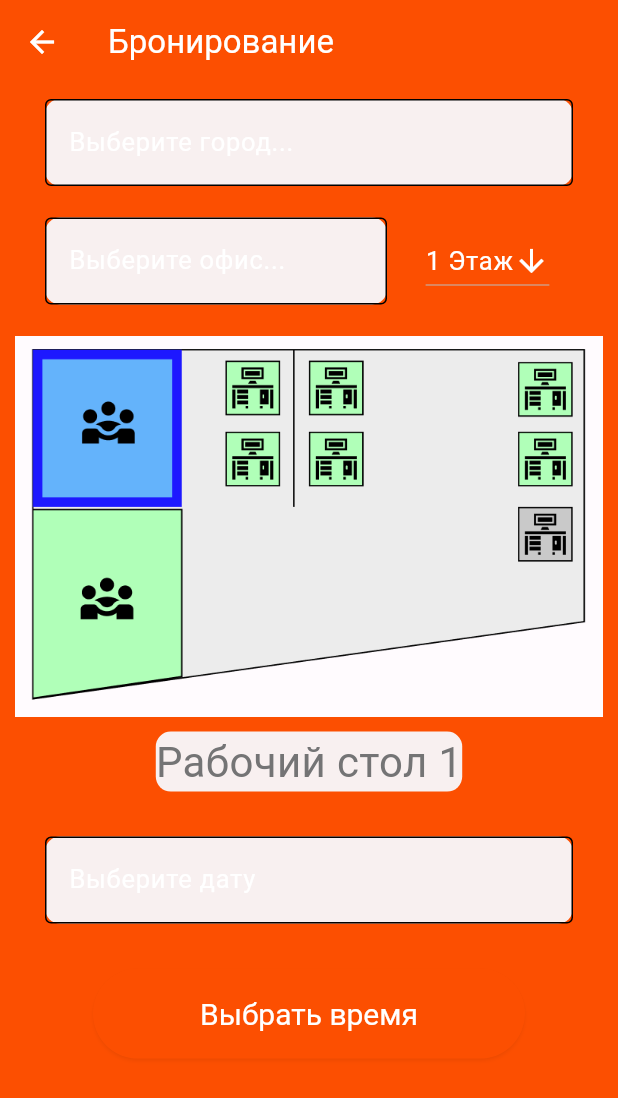
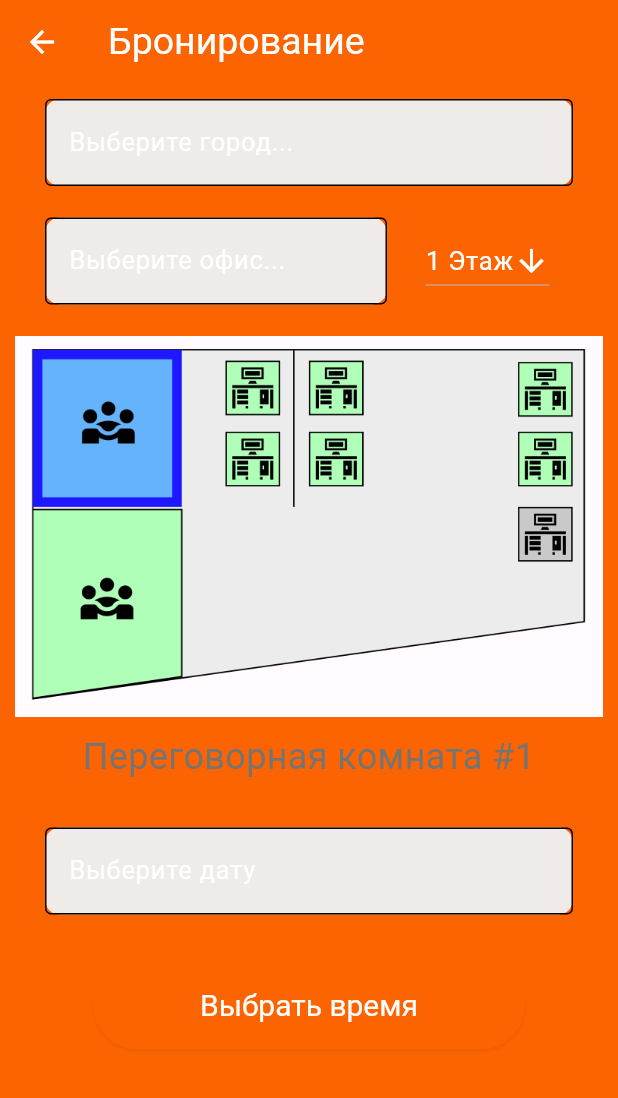
Before and after one commit to Nezerbrood/atb_booking, a Flutter app: the BookingScreen screen opened directly, after a tap on the "add" icon, on a phone screen of 412 x 824 dp. Shown: the top 1098 px of the screen. Run offline on Flutter 3.47's test engine with Material 2 defaults, Android fonts, the phone set to English and light mode, and no system bars; our stand-ins replace syncfusion_flutter_sliders; missing offline and left inert: syncfusion_flutter_core; network calls fail.

Commit message:
Styles refactoring
See merge request plugin-fall/team1/atb-booking-front!5

```diff
--- a/lib/app_func/app_in.dart
+++ b/lib/app_func/app_in.dart
@@ -23,7 +23,7 @@ class Application extends StatelessWidget {
         '/home':(context) => const Home(),
       },
       //Наше наполнение приложения - основаня страница с навигацией.
-      initialRoute: '/auth',
+      initialRoute: '/home',
     );
   }
 }
--- a/lib/constants/styles.dart
+++ b/lib/constants/styles.dart
@@ -3,19 +3,28 @@ import 'package:flutter/material.dart';
 var appThemeData = ThemeData(
     visualDensity: VisualDensity.adaptivePlatformDensity,
     floatingActionButtonTheme: FloatingActionButtonThemeData(
-      backgroundColor: Color.fromARGB(255, 252, 79, 1),
+      backgroundColor: Color.fromARGB(255, 252, 100, 1),
 
     ),
     elevatedButtonTheme: ElevatedButtonThemeData(
       style: ButtonStyle(
         textStyle: MaterialStatePropertyAll(TextStyle(
           fontSize: 21,
-          color: Color.fromARGB(255, 0, 0, 255),
+          color: Color.fromARGB(255, 252, 100, 1),
         )),
       ),
     ),
+    checkboxTheme: CheckboxThemeData(
+      fillColor: MaterialStateProperty.resolveWith((states) {
+        // If the button is pressed, return size 40, otherwise 20
+        if (states.contains(MaterialState.pressed)) {
+          return Color.fromARGB(255, 252, 100, 1);
+        }
+        return Color.fromARGB(255, 252, 100, 1);
+      }),
+    ),
     buttonTheme: const ButtonThemeData(
-      buttonColor: Color.fromARGB(255, 252, 79, 1), //  <-- dark color
+      buttonColor: Color.fromARGB(255, 252, 100, 1), //  <-- dark color
       textTheme:
           ButtonTextTheme.accent, //  <-- this auto selects the right color
     ),
@@ -23,7 +32,7 @@ var appThemeData = ThemeData(
       shadowColor: Colors.black,
       color: Colors.white,
     ),
-    primaryColor: const Color.fromARGB(255, 252, 79, 1),
+    primaryColor: const Color.fromARGB(255, 252, 100, 1),
     backgroundColor: Colors.white,
     useMaterial3: true,
     textTheme: const TextTheme(
@@ -43,7 +52,7 @@ var appThemeData = ThemeData(
       headlineSmall:
           TextStyle(fontSize: 24, color: Color.fromARGB(255, 116, 116, 117)),
 
-      titleLarge: TextStyle(fontSize: 22),
+      titleLarge: TextStyle(fontSize: 25),
       titleMedium: TextStyle(fontSize: 17),
       titleSmall:
           TextStyle(fontSize: 15, color: Color.fromARGB(255, 116, 116, 117)),
@@ -74,16 +83,19 @@ var appThemeData = ThemeData(
       // Text("Lorem Ипсум",style: appThemeData.textTheme.bodySmall,),
     ),
     colorScheme: const ColorScheme(
+
       shadow: Colors.black26,
-      primary: Color.fromARGB(255, 248, 240, 240),
-      secondary: Color.fromARGB(255, 248, 240, 240),
+      primary: Color.fromARGB(255, 252, 100, 1),
+      secondary: Color.fromARGB(255, 252, 100, 1),
       brightness: Brightness.light,
       onPrimary: Colors.white,
-      onSecondary: Color.fromARGB(255, 252, 79, 1),
+      onSecondary: Color.fromARGB(255, 252, 100, 1),
       background: Colors.white,
       error: Colors.red,
       onError: Colors.black,
       onBackground: Colors.black,
-      surface: Color.fromARGB(255, 252, 79, 1),
-      onSurface: Colors.white,)
+      surface: Color.fromARGB(255, 252, 100, 1),
+      onSurface: Colors.white,
+      tertiary: Color.fromARGB(255, 239, 235, 233)
+    )
     );
--- a/lib/user_interface/booking/booking_card_widget.dart
+++ b/lib/user_interface/booking/booking_card_widget.dart
@@ -1,4 +1,4 @@
-
+import 'package:atb_booking/constants/styles.dart';
 import 'package:flutter/material.dart';
 import 'package:intl/intl.dart';
 
@@ -12,35 +12,50 @@ class BookingCard implements BookingListItem {
   final DateTimeRange dateTimeRange;
   final String placeName;
   final String asset;
+  final String image;
   bool trailing = true;
 
-  BookingCard(this.dateTimeRange, this.placeName, this.asset,
+  BookingCard(this.dateTimeRange, this.placeName, this.asset, this.image,
       {this.trailing = true});
 
   @override
   Widget buildCard(BuildContext context) {
     return Center(
         child: Card(
+            clipBehavior: Clip.antiAliasWithSaveLayer,
             elevation: 1,
             shape: RoundedRectangleBorder(
                 side: const BorderSide(
                     width: 0.3, color: Color.fromARGB(255, 200, 194, 207)),
                 borderRadius: BorderRadius.circular(12.0)),
             color: Colors.white,
-            child: ListTile(
-              leading: Padding(
-                padding: const EdgeInsets.all(8.0),
-                child: Image(
-                  image: AssetImage(asset),
+            child: Row(
+              children: [
+                Expanded(
+                  child: ListTile(
+                    title: Text(
+                      placeName,
+                      style: appThemeData.textTheme.titleLarge,
+                    ),
+                    subtitle: Text(
+                      'c ' +
+                          DateFormat('hh:mm').format(dateTimeRange.start) +
+                          " до " +
+                          DateFormat('hh:mm').format(dateTimeRange.end) +
+                          '\n' +
+                          DateFormat.yMMMMd("ru_RU")
+                              .format(dateTimeRange.start),
+                      style: appThemeData.textTheme.titleMedium,
+                    ),
+                    //trailing: trailing ? Icon(Icons.cancel, color: Colors.black) : null,
+                  ),
                 ),
-              ),
-              title: Text(placeName),
-              subtitle: Text(DateFormat('hh:mm').format(dateTimeRange.start) +
-                  " - " +
-                  DateFormat('hh:mm').format(dateTimeRange.end) +
-                  ' ' +
-                  DateFormat('dd:MM:yyyy').format(dateTimeRange.start)),
-              //trailing: trailing ? Icon(Icons.cancel, color: Colors.black) : null,
+                Image.asset("assets/workplace.png",
+                    alignment: Alignment.center,
+                    width: 120,
+                    height: 120,
+                    fit: BoxFit.fill)
+              ],
             )));
   }
 
--- a/lib/user_interface/booking/booking_list_screen.dart
+++ b/lib/user_interface/booking/booking_list_screen.dart
@@ -49,6 +49,16 @@ class _BookingScreenState extends State<BookingScreen> {
           end: DateTime.utc(2229, 7, 20, 20, 18, 04)),
       workspace: workspace,
       level: 1,
+    ),
+    Booking(
+      id: 1,
+      cityAddress: "Владивосток",
+      officeAddress: "Ул пушкина, дом колотушкина",
+      dateTimeRange: DateTimeRange(
+          start: DateTime.now().add(Duration(days: 31)),
+          end: DateTime.utc(2229, 7, 20, 20, 18, 04)),
+      workspace: workspace,
+      level: 1,
     )
   ];
   List<BookingListItem> items = [];
@@ -63,22 +73,22 @@ class _BookingScreenState extends State<BookingScreen> {
           !todayItemIsAdd) {
         items.add(ListTitle("Сегодня"));
         items.add(BookingCard(bookingList[i].dateTimeRange,
-            bookingList[i].workspace.name, "assets/workplacelogo.png"));
+            bookingList[i].workspace.name, "assets/workplacelogo.png","assets/workplace.png"));
         todayItemIsAdd = true;
       } else if (bookingList[i].dateTimeRange.start.day ==
               DateTime.now().day + 1 &&
           !tomorrowIsAdd) {
         items.add(ListTitle("Завтра"));
         items.add(BookingCard(bookingList[i].dateTimeRange,
-            bookingList[i].workspace.name, "assets/workplacelogo.png"));
+            bookingList[i].workspace.name, "assets/workplacelogo.png","assets/workplace.png"));
         tomorrowIsAdd = true;
       } else if (bookingList[i].dateTimeRange.start.day ==
           DateTime.now().day + 1) {
         items.add(BookingCard(bookingList[i].dateTimeRange,
-            bookingList[i].workspace.name, "assets/workplacelogo.png"));
+            bookingList[i].workspace.name, "assets/workplacelogo.png","assets/workplace.png"));
       } else {
         items.add(BookingCard(bookingList[i].dateTimeRange,
-            bookingList[i].workspace.name, "assets/workplacelogo.png"));
+            bookingList[i].workspace.name, "assets/workplacelogo.png","assets/workplace.png"));
       }
       if (bookingList[i].dateTimeRange.start.day != DateTime.now().day &&
           tomorrowEnd == false) {
@@ -89,7 +99,7 @@ class _BookingScreenState extends State<BookingScreen> {
             .capitalize()));
       } else {
         items.add(BookingCard(bookingList[i].dateTimeRange,
-            bookingList[i].workspace.name, "assets/workplacelogo.png"));
+            bookingList[i].workspace.name, "assets/workplacelogo.png","assets/workplace.png"));
       }
     }
     super.initState();
@@ -102,7 +112,7 @@ class _BookingScreenState extends State<BookingScreen> {
       appBar: AppBar(
         title: Center(
             child: Text(
-          "ATB BOOKING",
+          "Мои брони",
           style: appThemeData.textTheme.displayLarge?.copyWith(
               fontSize: 34,
               fontWeight: FontWeight.w500,
--- a/lib/user_interface/booking/new_booking_screen.dart
+++ b/lib/user_interface/booking/new_booking_screen.dart
@@ -1,17 +1,19 @@
 import 'package:atb_booking/data/dataclasses/office.dart';
+import 'package:atb_booking/user_interface/widgets/elevated_button.dart';
+import 'package:atb_booking/user_interface/widgets/text_field.dart';
 import 'package:flutter/material.dart';
 import 'package:intl/intl.dart';
 import '../../constants/styles.dart';
 import '../../data/dataclasses/city.dart';
 import '../../data/dataclasses/workspace.dart';
-import 'booking_bottom_sheet.dart';
+import 'new_booking_bottom_sheet.dart';
 
 const List<String> list = <String>['1 Этаж', '2 Этаж', '3 Этаж', '4 Этаж'];
 Workspace workspace = Workspace(
   id: 1,
   isActive: true,
   levelId: 1,
-  name: "Рабочий стол 1",
+  name: "Переговорная комната #1",
   numberOfWorkspaces: 1,
   typeId: 1,
   positionOnPlan: {"x": 1, "y": 2},
@@ -49,21 +51,10 @@ class _NewBookingScreenState extends State<NewBookingScreen> {
                       horizontal: 30.0, vertical: 10),
                   child: Row(
                     mainAxisAlignment: MainAxisAlignment.spaceEvenly,
-                    children: [
+                    children: const [
                       Expanded(
                         flex: 1,
-                        child: Container(
-                            decoration: BoxDecoration(
-                              color: appThemeData.colorScheme.secondary,
-                              borderRadius:
-                                  BorderRadius.circular(10).copyWith(),
-                            ),
-                            child: const TextField(
-                                obscureText: false,
-                                decoration: InputDecoration(
-                                  border: OutlineInputBorder(),
-                                  labelText: 'Выберите город...',
-                                ))),
+                        child: AtbTextField(text: "Выберите город...",)
                       ),
                     ],
                   ),
@@ -76,18 +67,7 @@ class _NewBookingScreenState extends State<NewBookingScreen> {
                     children: [
                       Expanded(
                         flex: 2,
-                        child: Container(
-                            decoration: BoxDecoration(
-                              color: appThemeData.colorScheme.secondary,
-                              borderRadius:
-                                  BorderRadius.circular(10).copyWith(),
-                            ),
-                            child: const TextField(
-                                obscureText: false,
-                                decoration: InputDecoration(
-                                  border: OutlineInputBorder(),
-                                  labelText: 'Выберите офис...',
-                                ))),
+                        child: AtbTextField(text: "Выберите офис...",)
                       ),
                       const SizedBox(width: 10),
                       const Expanded(flex: 1, child: DropdownButtonLevel()),
@@ -103,13 +83,10 @@ class _NewBookingScreenState extends State<NewBookingScreen> {
                 Padding(
                   padding: const EdgeInsets.symmetric(horizontal: 30.0),
                   child: Container(
-                      decoration: BoxDecoration(
-                        color: appThemeData.colorScheme.secondary,
-                        borderRadius: BorderRadius.circular(10).copyWith(),
-                      ),
                       child: Text(
                         workspace.name,
-                        style: appThemeData.textTheme.headlineMedium,
+                        textAlign: TextAlign.center,
+                        style: appThemeData.textTheme.headlineSmall,
                       )),
                 ),
                 Padding(
@@ -120,7 +97,7 @@ class _NewBookingScreenState extends State<NewBookingScreen> {
                       Expanded(
                         child: Container(
                             decoration: BoxDecoration(
-                              color: appThemeData.colorScheme.secondary,
+                              color: appThemeData.colorScheme.tertiary,
                               borderRadius:
                                   BorderRadius.circular(10).copyWith(),
                             ),
@@ -131,31 +108,21 @@ class _NewBookingScreenState extends State<NewBookingScreen> {
                 ),
                 Padding(
                     padding: const EdgeInsets.symmetric(horizontal: 30),
-                  child: ElevatedButton(
-                    child: SizedBox(
-                        width: 240,
-                        height: 60,
-                        child: Center(
-                            child: Text(
-                          "Выбрать время",
-                          style: appThemeData.textTheme.displayLarge
-                              ?.copyWith(color: Colors.white, fontSize: 20),
-                        ))),
+                    child: AtbElevatedButton(
                         onPressed: () => {
                               showModalBottomSheet<void>(
+                                builder: (BuildContext context) {
+                                  return const BookingBottomSheet();
+                                },
                                 isScrollControlled: true,
                                 shape: const RoundedRectangleBorder(
                                     borderRadius: BorderRadius.vertical(
                                   top: Radius.circular(10),
                                 )),
-                        clipBehavior: Clip.antiAliasWithSaveLayer,
                                 context: context,
-                        builder: (BuildContext context) {
-                          return const BookingBottomSheet();
+                              ),
                             },
-                      )
-                    },
-                  ),
+                        text: "Выбрать время")
                     )
               ],
             ),
@@ -226,14 +193,19 @@ class _DatePickerWidget extends StatefulWidget {
 }
 
 class _DatePickerWidgetState extends State<_DatePickerWidget> {
-  late DateTime _selectedDate;
-  static const String _defaultText = "Выберите дату";
+  static DateTime? _selectedDate;
+  static String _defaultText = "Выберите дату";
   final TextEditingController _textEditingController = TextEditingController();
 
   @override
   Widget build(BuildContext context) {
+    if (_selectedDate != null) {
+      _defaultText = "Выберите дату";
+      _textEditingController.text =
+          (DateFormat('dd.MM.yyyy').format(_selectedDate!)).toString();
+    }
     return TextField(
-      decoration: const InputDecoration(
+      decoration: InputDecoration(
         border: OutlineInputBorder(),
         labelText: _defaultText,
       ),
@@ -268,6 +240,9 @@ class _DatePickerWidgetState extends State<_DatePickerWidget> {
         if (newDate != null) {
           _textEditingController.text =
               (DateFormat('dd.MM.yyyy').format(newDate)).toString();
+          setState(() {
+            //_defaultText = "";
+          });
         }
       },
     );
--- /dev/null
+++ b/lib/user_interface/widgets/elevated_button.dart
@@ -0,0 +1,25 @@
+import 'package:flutter/cupertino.dart';
+import 'package:flutter/material.dart';
+import '../../constants/styles.dart';
+
+class AtbElevatedButton extends StatelessWidget{
+  final VoidCallback onPressed;
+  final String text;
+  const AtbElevatedButton({super.key, required this.onPressed,required this.text});
+  @override
+  Widget build(BuildContext context) {
+    return ElevatedButton(
+      child: SizedBox(
+          width: 240,
+          height: 60,
+          child: Center(
+              child: Text(
+                text,
+                style: appThemeData.textTheme.displayLarge
+                    ?.copyWith(color: Colors.white, fontSize: 20),
+              ))),
+      onPressed: onPressed,
+    );
+  }
+
+}
--- /dev/null
+++ b/lib/user_interface/widgets/text_field.dart
@@ -0,0 +1,26 @@
+import 'package:flutter/cupertino.dart';
+import 'package:flutter/material.dart';
+
+import '../../constants/styles.dart';
+
+class AtbTextField extends StatelessWidget{
+  final String text;
+
+  const AtbTextField({super.key, required this.text});
+  @override
+  Widget build(BuildContext context) {
+    return Container(
+        decoration: BoxDecoration(
+          color: appThemeData.colorScheme.tertiary,
+          borderRadius:
+          BorderRadius.circular(10).copyWith(),
+        ),
+        child: TextField(
+            obscureText: false,
+            decoration: InputDecoration(
+              border: OutlineInputBorder(),
+              labelText: text,
+            )));
+  }
+
+}
--- a/pubspec.yaml
+++ b/pubspec.yaml
@@ -29,7 +29,6 @@ environment:
 # the latest version available on pub.dev. To see which dependencies have newer
 # versions available, run `flutter pub outdated`.
 dependencies:
-  http: ^0.13.3
   list_wheel_scroll_view_x: ^0.0.2
   intl: 0.17.0
   flutter:
@@ -37,6 +36,8 @@ dependencies:
   syncfusion_flutter_core: ^19.1.66
   syncfusion_flutter_sliders: ^19.1.66-beta
   hidable: ^1.0.3
+  url_launcher:
+  http:
 
   # The following adds the Cupertino Icons font to your application.
   # Use with the CupertinoIcons class for iOS style icons.
```
Also changed, not shown: lib/user_interface/auth/auth_screen.dart (+29 -14 lines), lib/user_interface/booking/booking_details_screen.dart (+6 -3 lines), lib/user_interface/booking/new_booking_bottom_sheet.dart (renamed from lib/user_interface/booking/booking_bottom_sheet.dart, +44 -20 lines), lib/user_interface/people/person_card_widget.dart (+12 -6 lines), lib/user_interface/people/person_profile_screen.dart (+5 -6 lines), lib/user_interface/profile/feedback_screen.dart (+2 -14 lines), lib/user_interface/widgets/small_person_card.dart (added, +71 -0 lines), lib/user_interface/widgets/users_selectable_list.dart (added, +52 -0 lines), pubspec.lock, 1 other file. Lines whose indentation alone changed are shown as unchanged.
